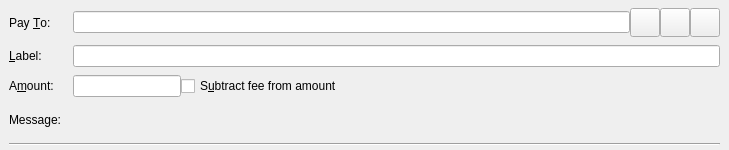
First picture: the form in src/qt/forms/sendcoinsentry.ui, repository meritlabs/merit, before the edit.
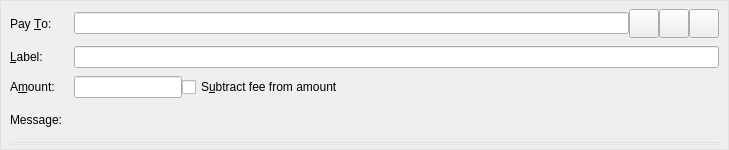
Second picture: the form after the edit. Icons and pictures are not drawn. Custom widgets are drawn as their Qt base class.

Patch:
```diff
--- a/src/qt/forms/sendcoinsentry.ui
+++ b/src/qt/forms/sendcoinsentry.ui
@@ -20,6 +20,9 @@
    <property name="toolTip">
     <string>This is a normal payment.</string>
    </property>
+   <property name="styleSheet">
+    <string notr="true">QFrame { border: 1px solid #E2E2E2; } QLabel { border: none; }</string>
+   </property>
    <property name="frameShape">
     <enum>QFrame::NoFrame</enum>
    </property>
```
